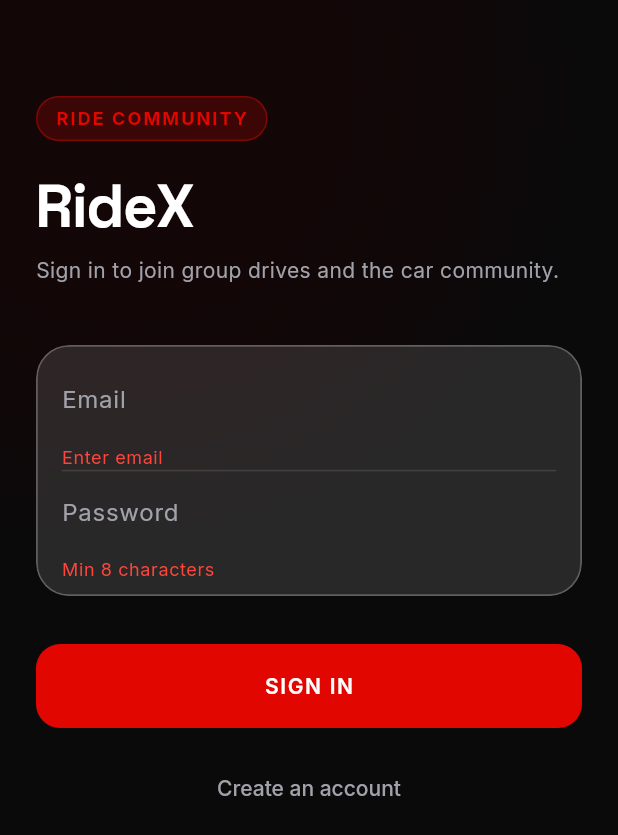
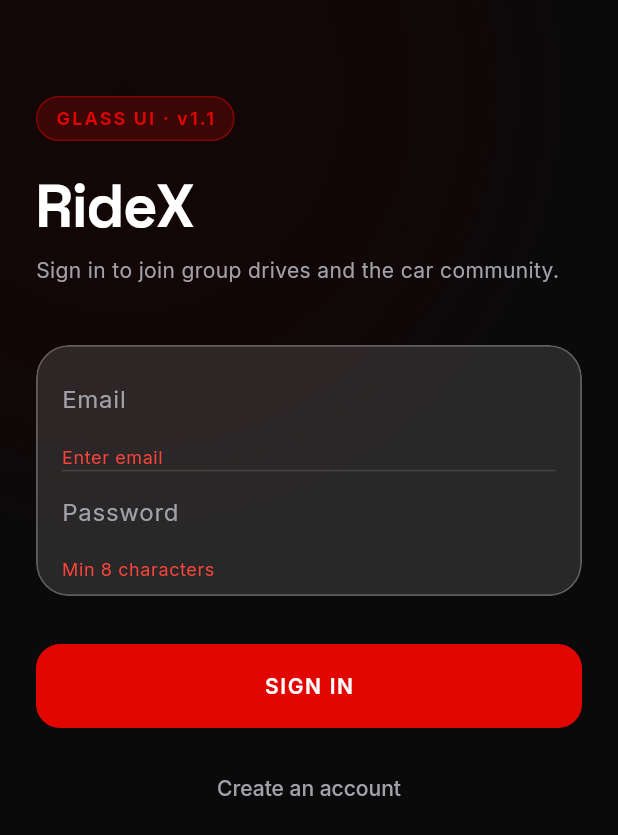
Before and after one commit to lakhansoni126/ridex, a Flutter app: the screen it shows after launch, after a tap on "SIGN IN", on a phone screen of 412 x 824 dp. Shown: the top 835 px of the screen. Run offline on Flutter 3.47's test engine with Material 3 defaults, Android fonts, the phone set to English and light mode, and no system bars; our stand-ins replace fl_chart, flutter_map, flutter_riverpod, freezed_annotation, geolocator, go_router and 7 more; accounts and stored records are empty; generated files the repository leaves out were written again; network calls fail.

Commit message:
Fix broken APK CI so the glass UI can ship.
Correct Kotlin Gradle release signing (was still debug / incomplete), bump to v1.1, and fail CI if signing is wrong so installs stop using the old September APK.

Co-authored-by: Cursor <cursoragent@cursor.com>

```diff
--- a/mobile/lib/core/theme/app_theme.dart
+++ b/mobile/lib/core/theme/app_theme.dart
@@ -122,10 +122,10 @@ class AppTheme {
         style: ElevatedButton.styleFrom(
           backgroundColor: accent,
           foregroundColor: textPrimary,
-          disabledBackgroundColor: accent.withValues(alpha: 0.35),
-          disabledForegroundColor: textPrimary.withValues(alpha: 0.7),
+          disabledBackgroundColor: accent.withOpacity(0.35),
+          disabledForegroundColor: textPrimary.withOpacity(0.7),
           elevation: 0,
-          shadowColor: accent.withValues(alpha: 0.45),
+          shadowColor: accent.withOpacity(0.45),
           shape: RoundedRectangleBorder(borderRadius: BorderRadius.circular(16)),
           padding: const EdgeInsets.symmetric(vertical: 16, horizontal: 28),
           textStyle: GoogleFonts.spaceGrotesk(
@@ -155,7 +155,7 @@ class AppTheme {
         enabledBorder: InputBorder.none,
         focusedBorder: InputBorder.none,
         labelStyle: const TextStyle(color: textSecondary),
-        hintStyle: TextStyle(color: textSecondary.withValues(alpha: 0.7)),
+        hintStyle: TextStyle(color: textSecondary.withOpacity(0.7)),
       ),
       chipTheme: ChipThemeData(
         backgroundColor: glass,
@@ -181,14 +181,6 @@ class AppTheme {
         foregroundColor: textPrimary,
         elevation: 0,
       ),
-      cardTheme: CardThemeData(
-        color: glass,
-        elevation: 0,
-        shape: RoundedRectangleBorder(
-          borderRadius: BorderRadius.circular(20),
-          side: const BorderSide(color: glassBorder),
-        ),
-      ),
       progressIndicatorTheme: const ProgressIndicatorThemeData(color: accent),
       iconTheme: const IconThemeData(color: textPrimary),
     );
--- a/mobile/lib/features/auth/presentation/login_screen.dart
+++ b/mobile/lib/features/auth/presentation/login_screen.dart
@@ -52,10 +52,10 @@ class _LoginScreenState extends ConsumerState<LoginScreen> {
                 decoration: BoxDecoration(
                   color: AppTheme.accentSoft,
                   borderRadius: BorderRadius.circular(999),
-                  border: Border.all(color: AppTheme.accent.withValues(alpha: 0.4)),
+                  border: Border.all(color: AppTheme.accent.withOpacity(0.4)),
                 ),
                 child: Text(
-                  'RIDE COMMUNITY',
+                  'GLASS UI · v1.1',
                   style: theme.textTheme.bodySmall?.copyWith(
                     color: AppTheme.accent,
                     letterSpacing: 1.4,
--- a/mobile/lib/features/map/presentation/map_screen.dart
+++ b/mobile/lib/features/map/presentation/map_screen.dart
@@ -183,7 +183,7 @@ class _MapScreenState extends ConsumerState<MapScreen> {
                   height: 30,
                   child: Container(
                     decoration: BoxDecoration(
-                      color: AppTheme.accent.withValues(alpha: 0.3),
+                      color: AppTheme.accent.withOpacity(0.3),
                       shape: BoxShape.circle,
                       border: Border.all(color: AppTheme.accent, width: 2),
                     ),
--- a/mobile/lib/features/ride/presentation/home_dashboard_screen.dart
+++ b/mobile/lib/features/ride/presentation/home_dashboard_screen.dart
@@ -67,10 +67,8 @@ class HomeDashboardScreen extends ConsumerWidget {
           Text(
             'RideX',
             style: theme.textTheme.displayMedium?.copyWith(
-              foreground: Paint()
-                ..shader = const LinearGradient(
-                  colors: [AppTheme.textPrimary, Color(0xFFFF6B63)],
-                ).createShader(const Rect.fromLTWH(0, 0, 220, 70)),
+              color: AppTheme.textPrimary,
+              fontWeight: FontWeight.w700,
             ),
           ),
           const SizedBox(height: 8),
@@ -134,7 +132,7 @@ class HomeDashboardScreen extends ConsumerWidget {
                     ),
                     boxShadow: [
                       BoxShadow(
-                        color: AppTheme.accent.withValues(alpha: 0.45),
+                        color: AppTheme.accent.withOpacity(0.45),
                         blurRadius: 36,
                         spreadRadius: 2,
                       ),
--- a/mobile/lib/features/ride/presentation/ride_dashboard_screen.dart
+++ b/mobile/lib/features/ride/presentation/ride_dashboard_screen.dart
@@ -104,13 +104,13 @@ class _RideDashboardScreenState extends ConsumerState<RideDashboardScreen> {
                   padding: const EdgeInsets.symmetric(horizontal: 12, vertical: 6),
                   decoration: BoxDecoration(
                     color: rideState.isPaused
-                        ? Colors.orange.withValues(alpha: 0.2)
+                        ? Colors.orange.withOpacity(0.2)
                         : AppTheme.accentSoft,
                     borderRadius: BorderRadius.circular(20),
                     border: Border.all(
                       color: rideState.isPaused
-                          ? Colors.orange.withValues(alpha: 0.5)
-                          : AppTheme.accent.withValues(alpha: 0.5),
+                          ? Colors.orange.withOpacity(0.5)
+                          : AppTheme.accent.withOpacity(0.5),
                     ),
                   ),
                   child: Row(
--- a/mobile/lib/features/ride/presentation/ride_replay_screen.dart
+++ b/mobile/lib/features/ride/presentation/ride_replay_screen.dart
@@ -113,7 +113,7 @@ class _RideReplayScreenState extends State<RideReplayScreen> {
                                   dotData: const FlDotData(show: false),
                                   belowBarData: BarAreaData(
                                     show: true,
-                                    color: AppTheme.accent.withValues(alpha: 0.2),
+                                    color: AppTheme.accent.withOpacity(0.2),
                                   ),
                                 ),
                               ],
--- a/mobile/lib/features/rides/presentation/discover_rides_screen.dart
+++ b/mobile/lib/features/rides/presentation/discover_rides_screen.dart
@@ -139,9 +139,9 @@ class _StatusChip extends StatelessWidget {
     return Container(
       padding: const EdgeInsets.symmetric(horizontal: 10, vertical: 4),
       decoration: BoxDecoration(
-        color: color.withValues(alpha: 0.2),
+        color: color.withOpacity(0.2),
         borderRadius: BorderRadius.circular(8),
-        border: Border.all(color: color.withValues(alpha: 0.5)),
+        border: Border.all(color: color.withOpacity(0.5)),
       ),
       child: Text(
         status.toUpperCase(),
--- a/mobile/lib/shared/widgets/glass_app_bar.dart
+++ b/mobile/lib/shared/widgets/glass_app_bar.dart
@@ -30,7 +30,7 @@ class GlassAppBar extends StatelessWidget implements PreferredSizeWidget {
           decoration: BoxDecoration(
             color: AppTheme.glassIntense,
             border: Border(
-              bottom: BorderSide(color: AppTheme.glassBorder.withValues(alpha: 0.6)),
+              bottom: BorderSide(color: AppTheme.glassBorder.withOpacity(0.6)),
             ),
           ),
           child: AppBar(
--- a/mobile/lib/shared/widgets/glass_stat_card.dart
+++ b/mobile/lib/shared/widgets/glass_stat_card.dart
@@ -78,7 +78,7 @@ class GlassNavChip extends StatelessWidget {
           decoration: selected
               ? BoxDecoration(
                   borderRadius: BorderRadius.circular(16),
-                  border: Border.all(color: AppTheme.accent.withValues(alpha: 0.55)),
+                  border: Border.all(color: AppTheme.accent.withOpacity(0.55)),
                   color: AppTheme.accentSoft,
                 )
               : null,
--- a/mobile/pubspec.yaml
+++ b/mobile/pubspec.yaml
@@ -2,7 +2,7 @@ name: ridex
 description: RideX — a premium automobile community and group-ride app.
 publish_to: 'none'
 
-version: 1.0.0+1
+version: 1.1.0+11
 
 environment:
   sdk: '>=3.0.0 <4.0.0'
@@ -81,10 +81,10 @@ flutter_launcher_icons:
   remove_alpha_ios: true
 
 flutter_native_splash:
-  color: "#0F0F11"
+  color: "#0A0A0B"
   image: assets/branding/exports/ridex-icon-1024.png
   android: true
   ios: true
   android_12:
-    color: "#0F0F11"
+    color: "#0A0A0B"
     image: assets/branding/exports/ridex-icon-1024.png
```
Also changed, not shown: mobile/lib/features/history/presentation/history_screen.dart (+5 -5 lines), mobile/lib/features/history/presentation/ride_detail_screen.dart (+4 -4 lines), 4 other files.
